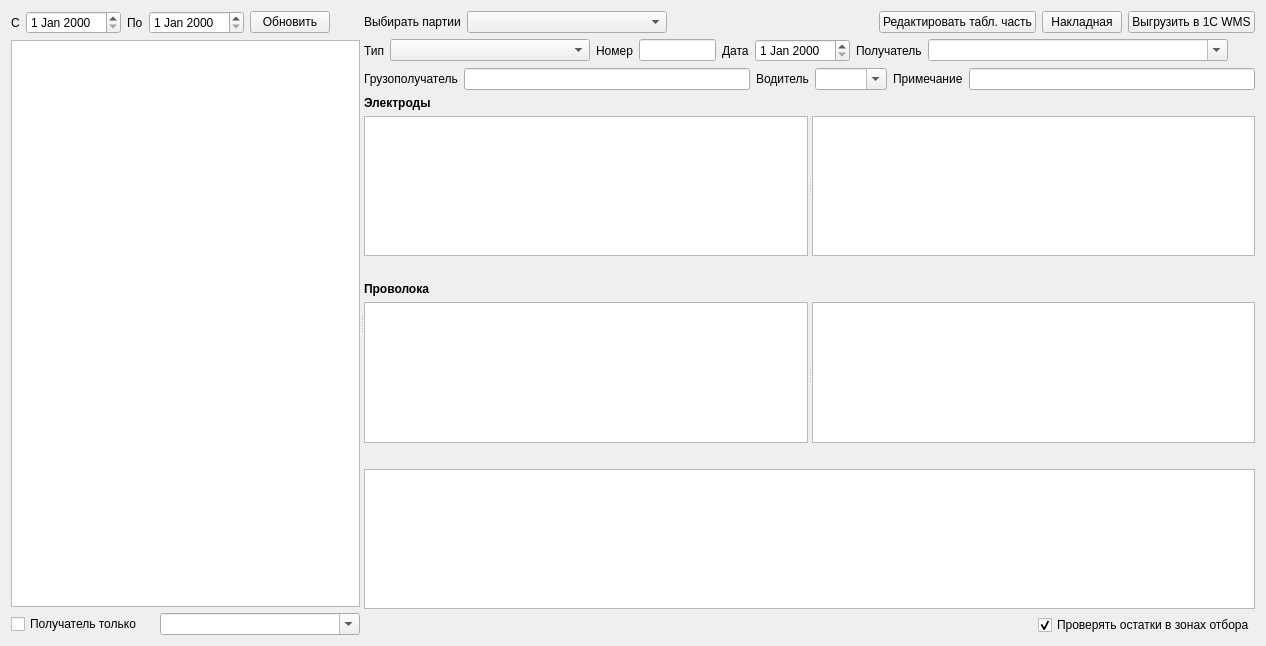
First picture: the form in formship.ui, repository Sergeyego/warehouse, before the edit.
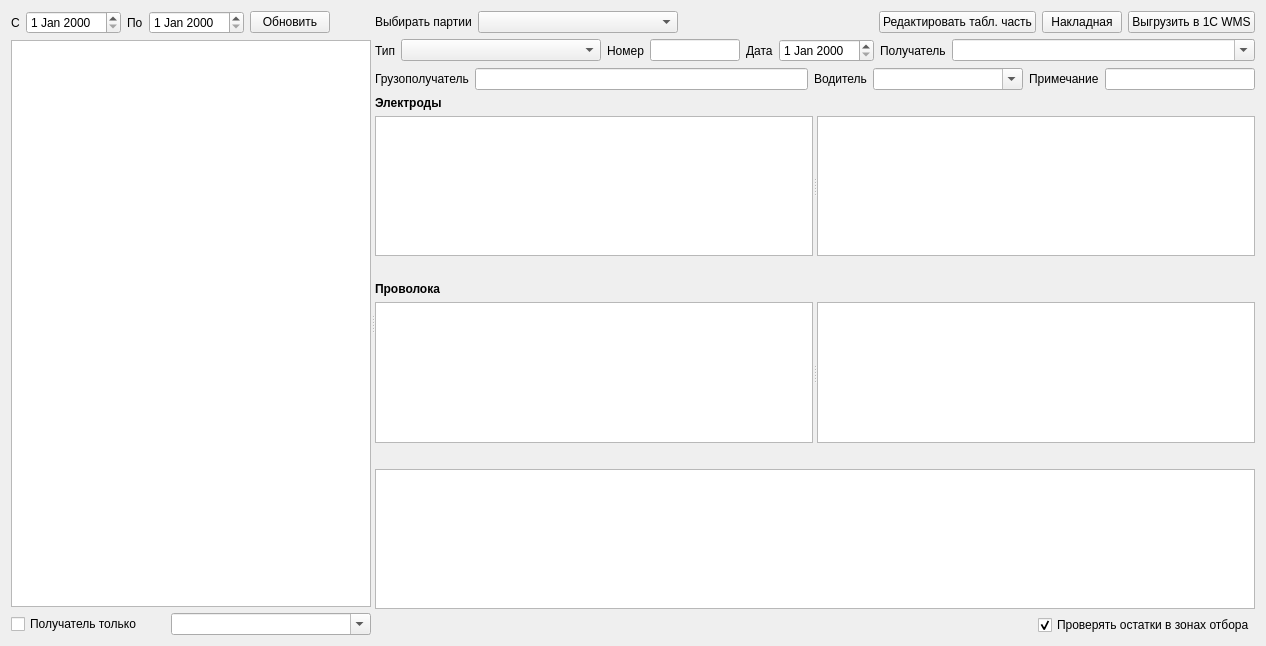
Second picture: the form after the edit. Custom widgets are drawn as their Qt base class.

Diff of the .ui file:
```diff
--- a/formship.ui
+++ b/formship.ui
@@ -219,6 +219,12 @@
          </item>
          <item>
           <widget class="DbComboBox" name="comboBoxPol">
+           <property name="sizePolicy">
+            <sizepolicy hsizetype="Expanding" vsizetype="Fixed">
+             <horstretch>0</horstretch>
+             <verstretch>0</verstretch>
+            </sizepolicy>
+           </property>
            <property name="minimumSize">
             <size>
              <width>300</width>
@@ -230,19 +236,6 @@
            </property>
           </widget>
          </item>
-         <item>
-          <spacer name="horizontalSpacer_3">
-           <property name="orientation">
-            <enum>Qt::Horizontal</enum>
-           </property>
-           <property name="sizeHint" stdset="0">
-            <size>
-             <width>40</width>
-             <height>20</height>
-            </size>
-           </property>
-          </spacer>
-         </item>
         </layout>
        </item>
        <item>
@@ -270,6 +263,12 @@
          </item>
          <item>
           <widget class="DbComboBox" name="comboBoxDrv">
+           <property name="minimumSize">
+            <size>
+             <width>150</width>
+             <height>0</height>
+            </size>
+           </property>
            <property name="editable">
             <bool>true</bool>
            </property>
@@ -283,7 +282,14 @@
           </widget>
          </item>
          <item>
-          <widget class="QLineEdit" name="lineEditPrim"/>
+          <widget class="QLineEdit" name="lineEditPrim">
+           <property name="maximumSize">
+            <size>
+             <width>150</width>
+             <height>16777215</height>
+            </size>
+           </property>
+          </widget>
          </item>
         </layout>
        </item>
```
Left out of the diff: 10 changed lines with no effect on the pictures.
